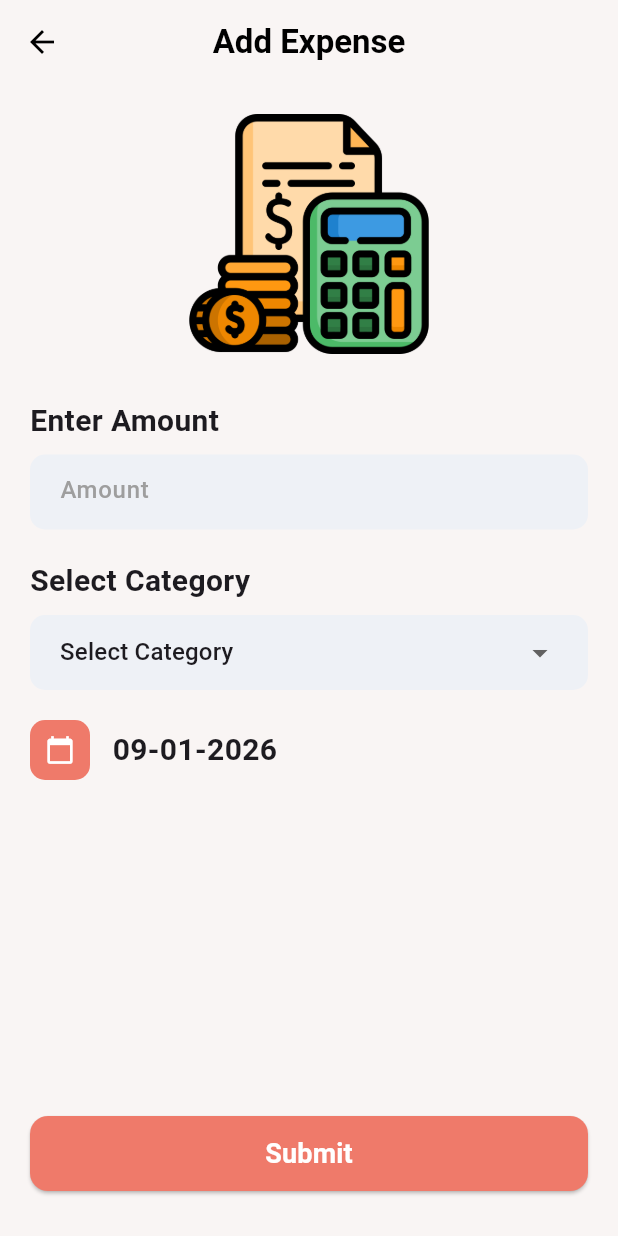
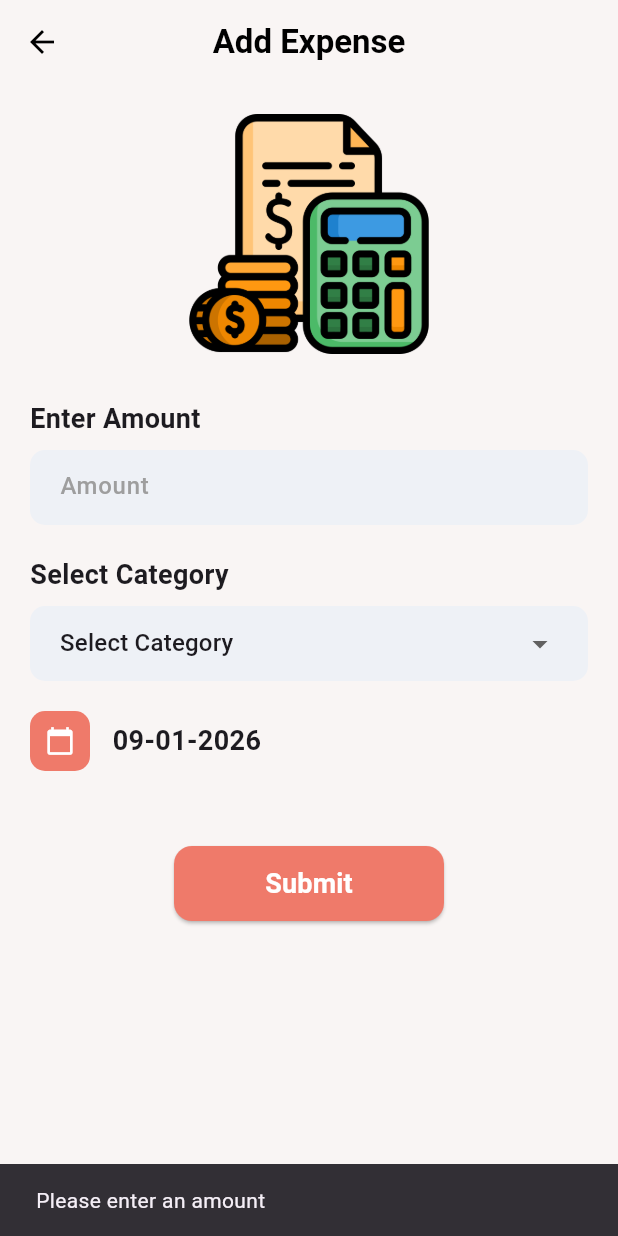
Before and after one commit to dbooker5/budgetbuddy, a Flutter app: the screen it shows after launch, after a tap on "Submit", on a phone screen of 412 x 824 dp. Run offline on Flutter 3.47's test engine with Material 3 defaults, Android fonts, the phone set to English and light mode, and no system bars; our stand-ins replace cloud_firestore, firebase_auth, firebase_core, fl_chart, random_string, shared_preferences; accounts and stored records are empty; generated files the repository leaves out were written again.

Commit message:
feat: Enhance expense form validation and UI
- Add amount validation to show a SnackBar if the amount is empty.
- Implement an `inputFormatter` to allow only decimal numbers in the amount field.
- Import the `flutter/services.dart` package for `FilteringTextInputFormatter`.
- Refactor the "Submit" button to be centered with a fixed width.
- Adjust various font sizes and weights for a cleaner UI.

```diff
--- a/lib/pages/expense.dart
+++ b/lib/pages/expense.dart
@@ -1,4 +1,5 @@
 import 'package:flutter/material.dart';
+import 'package:flutter/services.dart';
 import 'package:intl/intl.dart';
 
 class Expense extends StatefulWidget {
@@ -58,7 +59,7 @@ class _ExpenseState extends State<Expense> {
         ),
         title: const Text(
           "Add Expense",
-          style: TextStyle(color: Colors.black, fontWeight: FontWeight.w600),
+          style: TextStyle(color: Colors.black, fontWeight: FontWeight.bold),
         ),
         centerTitle: true,
       ),
@@ -82,7 +83,7 @@ class _ExpenseState extends State<Expense> {
             /// ENTER AMOUNT
             const Text(
               "Enter Amount",
-              style: TextStyle(fontSize: 20.0, fontWeight: FontWeight.bold),
+              style: TextStyle(fontSize: 18.0, fontWeight: FontWeight.bold),
             ),
             SizedBox(height: 8.0),
             _inputField(
@@ -97,7 +98,7 @@ class _ExpenseState extends State<Expense> {
             /// SELECT CATEGORY
             const Text(
               "Select Category",
-              style: TextStyle(fontSize: 20, fontWeight: FontWeight.bold),
+              style: TextStyle(fontSize: 18, fontWeight: FontWeight.bold),
             ),
             SizedBox(height: 8.0),
             _dropdownField(),
@@ -124,21 +125,27 @@ class _ExpenseState extends State<Expense> {
                   const SizedBox(width: 15),
                   Text(
                     DateFormat("dd-MM-yyyy").format(selecteddate),
-                    style: TextStyle(fontSize: 20, fontWeight: FontWeight.bold),
+                    style: TextStyle(fontSize: 18, fontWeight: FontWeight.bold),
                   ),
                 ],
               ),
             ),
 
-            const Spacer(),
+            SizedBox(height: 50),
 
             /// SUBMIT BUTTON
-            SizedBox(
-              width: double.infinity,
+            Center(
+              child: SizedBox(
+                width: 180,
                 height: 50,
                 child: ElevatedButton(
                   onPressed: () {
-                  // TODO: Save expense to database
+                    if (amountController.text.isEmpty) {
+                      ScaffoldMessenger.of(context).showSnackBar(
+                        const SnackBar(content: Text("Please enter an amount")),
+                      );
+                      return;
+                    }
                   },
                   style: ElevatedButton.styleFrom(
                     backgroundColor: const Color(0xffef7a6a),
@@ -152,6 +159,7 @@ class _ExpenseState extends State<Expense> {
                       fontSize: 18,
                       fontWeight: FontWeight.bold,
                       color: Colors.white,
+                    ),
                   ),
                 ),
               ),
@@ -180,6 +188,9 @@ class _ExpenseState extends State<Expense> {
       child: TextField(
         controller: controller,
         keyboardType: keyboardType,
+        inputFormatters: [
+          FilteringTextInputFormatter.allow(RegExp(r'^\d*\.?\d*')),
+        ],
         decoration: InputDecoration(
           border: InputBorder.none,
           hintText: hint,
```
Lines whose indentation alone changed are shown as unchanged.
